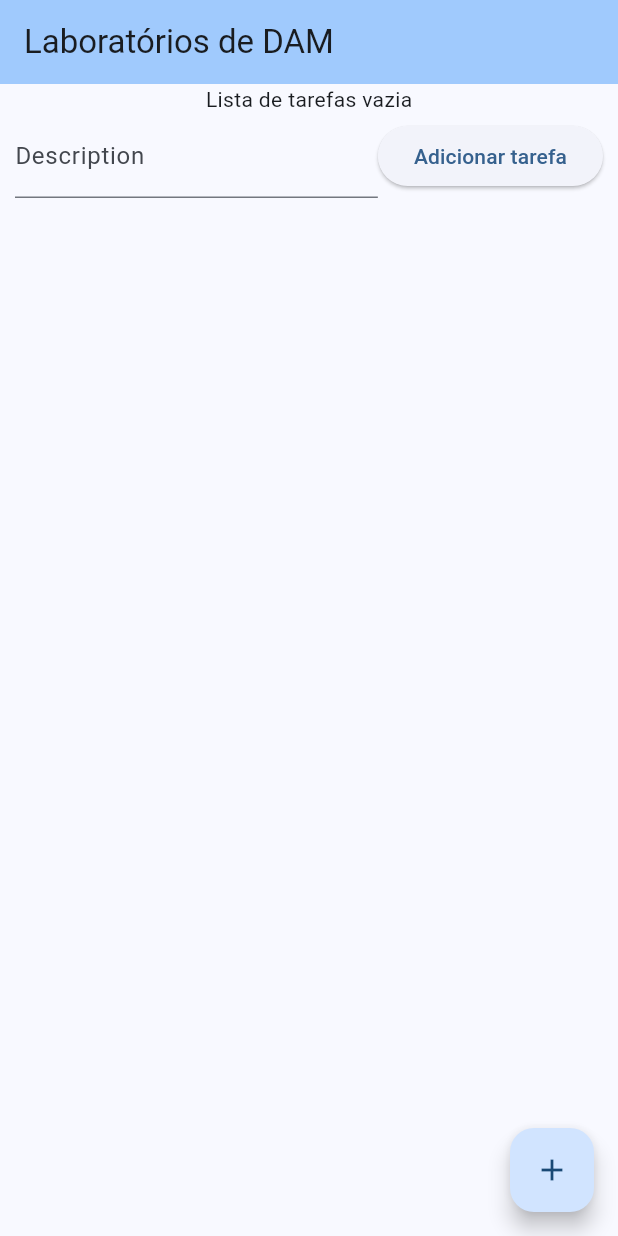
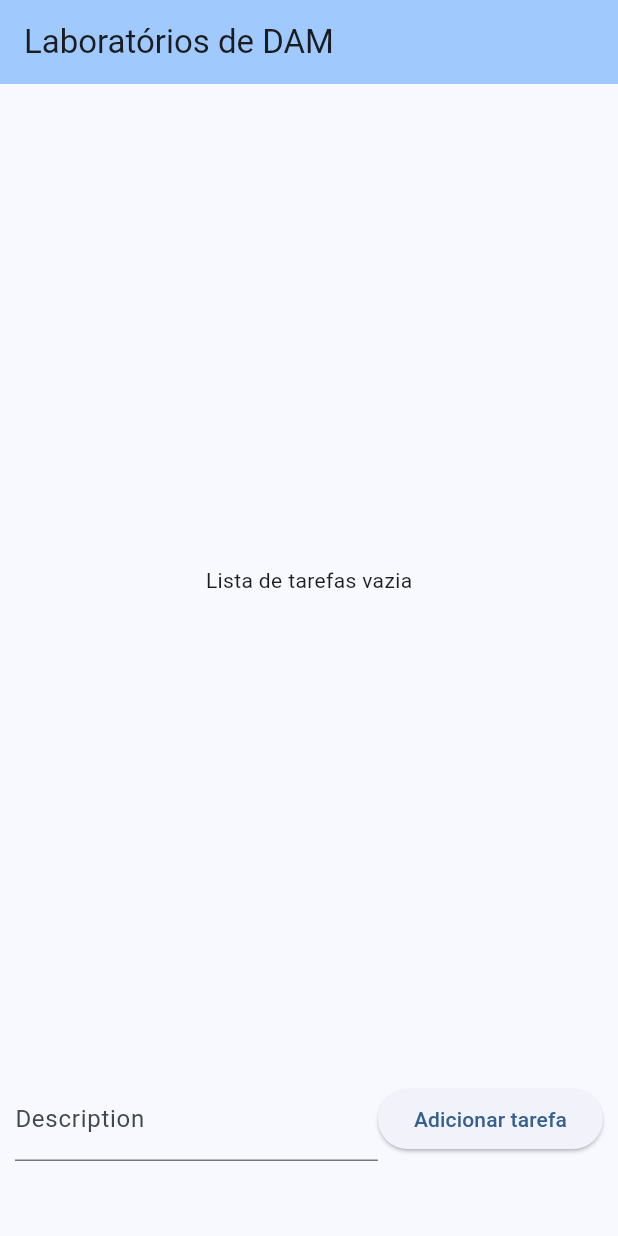
Before and after one commit to HelioPC/dam_labs, a Flutter app: the screen it shows after launch, on a phone screen of 412 x 824 dp. Run offline on Flutter 3.47's test engine with Material 2 defaults, Android fonts, the phone set to English and light mode, and no system bars.

```diff
--- a/lib/main.dart
+++ b/lib/main.dart
@@ -51,21 +51,21 @@ class _MyHomePageState extends State<MyHomePage> {
   @override
   Widget build(BuildContext context) {
     return Scaffold(
+      extendBody: true,
       appBar: AppBar(
         backgroundColor: Theme.of(context).colorScheme.inversePrimary,
         title: Text(widget.title),
       ),
       body: Column(
         children: <Widget>[
-          Visibility(
-            visible: _taskList.isNotEmpty,
-            replacement: const Center(
-              child: Text('Lista de tarefas vazia'),
-            ),
+          Expanded(
             child: SizedBox(
               width: double.infinity,
-              height: 250,
-              child: Expanded(
+              child: Visibility(
+                visible: _taskList.isNotEmpty,
+                replacement: const Center(
+                  child: Text('Lista de tarefas vazia'),
+                ),
                 child: ListView.builder(
                   itemCount: _taskList.length,
                   itemBuilder: (context, index) {
@@ -99,12 +99,8 @@ class _MyHomePageState extends State<MyHomePage> {
               ],
             ),
           ),
+          const SizedBox(height: 50),
         ],
-      ),
-      floatingActionButton: FloatingActionButton(
-        onPressed: _addTask,
-        tooltip: 'Adicionar',
-        child: const Icon(Icons.add),
       ),
     );
   }
```
